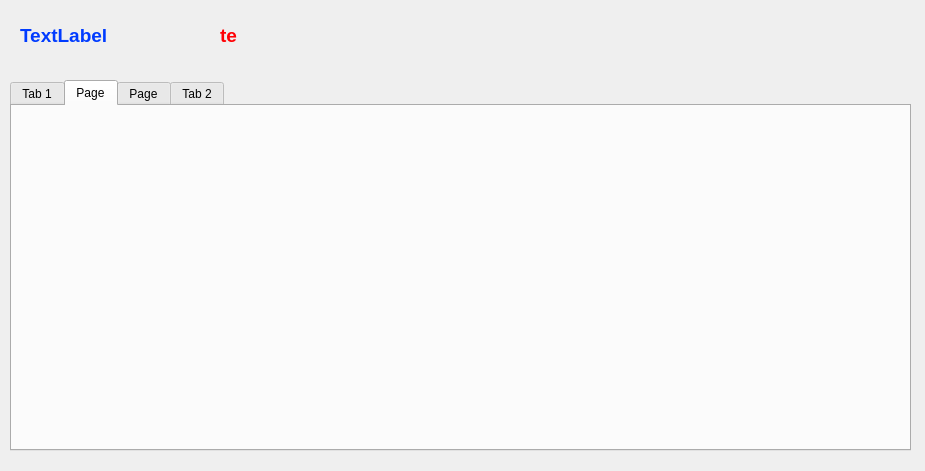
Above: my_profile.ui from mjalali/AP_project before the change. Below: the same form after it.
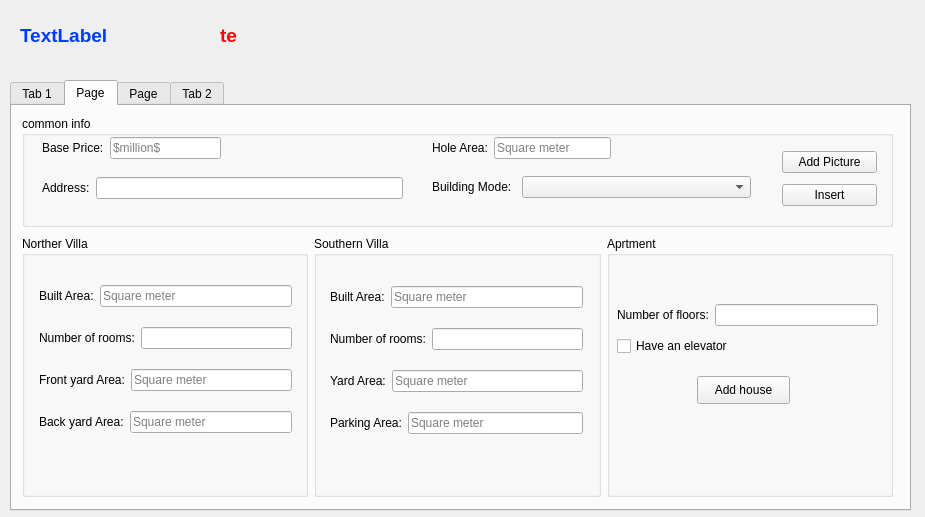
That is the form after the change.

The edit to the form file:
```diff
--- a/my_profile.ui
+++ b/my_profile.ui
@@ -7,7 +7,7 @@
     <x>0</x>
     <y>0</y>
     <width>925</width>
-    <height>471</height>
+    <height>517</height>
    </rect>
   </property>
   <property name="windowTitle">
@@ -19,7 +19,7 @@
      <x>10</x>
      <y>80</y>
      <width>901</width>
-     <height>371</height>
+     <height>431</height>
     </rect>
    </property>
    <property name="currentIndex">
@@ -269,40 +269,6 @@
            </item>
           </layout>
          </item>
-         <item>
-          <layout class="QHBoxLayout" name="horizontalLayout_4">
-           <item>
-            <widget class="QLabel" name="label">
-             <property name="font">
-              <font>
-               <pointsize>10</pointsize>
-               <weight>75</weight>
-               <bold>true</bold>
-              </font>
-             </property>
-             <property name="text">
-              <string>what are you?:</string>
-             </property>
-            </widget>
-           </item>
-           <item>
-            <widget class="QComboBox" name="comboBox_kind">
-             <property name="minimumSize">
-              <size>
-               <width>300</width>
-               <height>30</height>
-              </size>
-             </property>
-             <property name="currentIndex">
-              <number>-1</number>
-             </property>
-             <property name="modelColumn">
-              <number>0</number>
-             </property>
-            </widget>
-           </item>
-          </layout>
-         </item>
          <item>
           <layout class="QHBoxLayout" name="horizontalLayout_3">
            <item>
@@ -361,6 +327,400 @@
     <attribute name="title">
      <string>Page</string>
     </attribute>
+    <widget class="QGroupBox" name="common">
+     <property name="geometry">
+      <rect>
+       <x>10</x>
+       <y>10</y>
+       <width>871</width>
+       <height>111</height>
+      </rect>
+     </property>
+     <property name="title">
+      <string>common info</string>
+     </property>
+     <widget class="QWidget" name="">
+      <property name="geometry">
+       <rect>
+        <x>20</x>
+        <y>20</y>
+        <width>179</width>
+        <height>24</height>
+       </rect>
+      </property>
+      <layout class="QHBoxLayout" name="horizontalLayout_2">
+       <item>
+        <widget class="QLabel" name="label">
+         <property name="text">
+          <string>Base Price:</string>
+         </property>
+        </widget>
+       </item>
+       <item>
+        <widget class="QLineEdit" name="base_price_le">
+         <property name="placeholderText">
+          <string>$million$</string>
+         </property>
+        </widget>
+       </item>
+      </layout>
+     </widget>
+     <widget class="QWidget" name="layoutWidget_2">
+      <property name="geometry">
+       <rect>
+        <x>410</x>
+        <y>20</y>
+        <width>179</width>
+        <height>24</height>
+       </rect>
+      </property>
+      <layout class="QHBoxLayout" name="horizontalLayout_7">
+       <item>
+        <widget class="QLabel" name="label_6">
+         <property name="text">
+          <string>Hole Area:</string>
+         </property>
+        </widget>
+       </item>
+       <item>
+        <widget class="QLineEdit" name="hole_area_le">
+         <property name="placeholderText">
+          <string>Square meter</string>
+         </property>
+        </widget>
+       </item>
+      </layout>
+     </widget>
+     <widget class="QLabel" name="label_7">
+      <property name="geometry">
+       <rect>
+        <x>410</x>
+        <y>60</y>
+        <width>91</width>
+        <height>22</height>
+       </rect>
+      </property>
+      <property name="text">
+       <string>Building Mode:</string>
+      </property>
+     </widget>
+     <widget class="QComboBox" name="building_mode">
+      <property name="geometry">
+       <rect>
+        <x>500</x>
+        <y>60</y>
+        <width>229</width>
+        <height>22</height>
+       </rect>
+      </property>
+     </widget>
+     <widget class="QWidget" name="">
+      <property name="geometry">
+       <rect>
+        <x>20</x>
+        <y>60</y>
+        <width>361</width>
+        <height>24</height>
+       </rect>
+      </property>
+      <layout class="QHBoxLayout" name="horizontalLayout_4">
+       <item>
+        <widget class="QLabel" name="label_2">
+         <property name="text">
+          <string>Address:</string>
+         </property>
+        </widget>
+       </item>
+       <item>
+        <widget class="QLineEdit" name="address_le">
+         <property name="placeholderText">
+          <string/>
+         </property>
+        </widget>
+       </item>
+      </layout>
+     </widget>
+     <widget class="QWidget" name="">
+      <property name="geometry">
+       <rect>
+        <x>760</x>
+        <y>30</y>
+        <width>95</width>
+        <height>65</height>
+       </rect>
+      </property>
+      <layout class="QVBoxLayout" name="verticalLayout_6">
+       <item>
+        <widget class="QPushButton" name="add_picture">
+         <property name="text">
+          <string>Add Picture</string>
+         </property>
+        </widget>
+       </item>
+       <item>
+        <widget class="QPushButton" name="Insert">
+         <property name="text">
+          <string>Insert</string>
+         </property>
+        </widget>
+       </item>
+      </layout>
+     </widget>
+    </widget>
+    <widget class="QWidget" name="">
+     <property name="geometry">
+      <rect>
+       <x>10</x>
+       <y>130</y>
+       <width>871</width>
+       <height>261</height>
+      </rect>
+     </property>
+     <layout class="QHBoxLayout" name="horizontalLayout_8">
+      <item>
+       <widget class="QGroupBox" name="n_villa_gp">
+        <property name="title">
+         <string>Norther Villa</string>
+        </property>
+        <widget class="QWidget" name="">
+         <property name="geometry">
+          <rect>
+           <x>17</x>
+           <y>35</y>
+           <width>253</width>
+           <height>180</height>
+          </rect>
+         </property>
+         <layout class="QVBoxLayout" name="verticalLayout">
+          <item>
+           <layout class="QHBoxLayout" name="horizontalLayout_9">
+            <item>
+             <widget class="QLabel" name="label_8">
+              <property name="text">
+               <string>Built Area:</string>
+              </property>
+             </widget>
+            </item>
+            <item>
+             <widget class="QLineEdit" name="built_area_notrh">
+              <property name="placeholderText">
+               <string>Square meter</string>
+              </property>
+             </widget>
+            </item>
+           </layout>
+          </item>
+          <item>
+           <layout class="QHBoxLayout" name="horizontalLayout_11">
+            <item>
+             <widget class="QLabel" name="label_10">
+              <property name="text">
+               <string>Number of rooms:</string>
+              </property>
+             </widget>
+            </item>
+            <item>
+             <widget class="QLineEdit" name="rooms_north">
+              <property name="placeholderText">
+               <string/>
+              </property>
+             </widget>
+            </item>
+           </layout>
+          </item>
+          <item>
+           <layout class="QHBoxLayout" name="horizontalLayout_13">
+            <item>
+             <widget class="QLabel" name="label_12">
+              <property name="text">
+               <string>Front yard Area:</string>
+              </property>
+             </widget>
+            </item>
+            <item>
+             <widget class="QLineEdit" name="front_area_north">
+              <property name="placeholderText">
+               <string>Square meter</string>
+              </property>
+             </widget>
+            </item>
+           </layout>
+          </item>
+          <item>
+           <layout class="QHBoxLayout" name="horizontalLayout_14">
+            <item>
+             <widget class="QLabel" name="label_13">
+              <property name="text">
+               <string>Back yard Area:</string>
+              </property>
+             </widget>
+            </item>
+            <item>
+             <widget class="QLineEdit" name="back_area_north">
+              <property name="placeholderText">
+               <string>Square meter</string>
+              </property>
+             </widget>
+            </item>
+           </layout>
+          </item>
+         </layout>
+        </widget>
+       </widget>
+      </item>
+      <item>
+       <widget class="QGroupBox" name="s_villa_gp">
+        <property name="title">
+         <string>Southern Villa</string>
+        </property>
+        <widget class="QWidget" name="">
+         <property name="geometry">
+          <rect>
+           <x>16</x>
+           <y>36</y>
+           <width>253</width>
+           <height>180</height>
+          </rect>
+         </property>
+         <layout class="QVBoxLayout" name="verticalLayout_4">
+          <item>
+           <layout class="QHBoxLayout" name="horizontalLayout_10">
+            <item>
+             <widget class="QLabel" name="label_9">
+              <property name="text">
+               <string>Built Area:</string>
+              </property>
+             </widget>
+            </item>
+            <item>
+             <widget class="QLineEdit" name="built_area_south">
+              <property name="placeholderText">
+               <string>Square meter</string>
+              </property>
+             </widget>
+            </item>
+           </layout>
+          </item>
+          <item>
+           <layout class="QHBoxLayout" name="horizontalLayout_12">
+            <item>
+             <widget class="QLabel" name="label_11">
+              <property name="text">
+               <string>Number of rooms:</string>
+              </property>
+             </widget>
+            </item>
+            <item>
+             <widget class="QLineEdit" name="rooms_south">
+              <property name="placeholderText">
+               <string/>
+              </property>
+             </widget>
+            </item>
+           </layout>
+          </item>
+          <item>
+           <layout class="QHBoxLayout" name="horizontalLayout_15">
+            <item>
+             <widget class="QLabel" name="label_14">
+              <property name="text">
+               <string>Yard Area:</string>
+              </property>
+             </widget>
+            </item>
+            <item>
+             <widget class="QLineEdit" name="yard_area_south">
+              <property name="placeholderText">
+               <string>Square meter</string>
+              </property>
+             </widget>
+            </item>
+           </layout>
+          </item>
+          <item>
+           <layout class="QHBoxLayout" name="horizontalLayout_16">
+            <item>
+             <widget class="QLabel" name="label_15">
+              <property name="text">
+               <string>Parking Area:</string>
+              </property>
+             </widget>
+            </item>
+            <item>
+             <widget class="QLineEdit" name="parking_area_south">
+              <property name="placeholderText">
+               <string>Square meter</string>
+              </property>
+             </widget>
+            </item>
+           </layout>
+          </item>
+         </layout>
+        </widget>
+       </widget>
+      </item>
+      <item>
+       <widget class="QGroupBox" name="apartment_gp">
+        <property name="enabled">
+         <bool>true</bool>
+        </property>
+        <property name="title">
+         <string>Aprtment</string>
+        </property>
+        <widget class="QPushButton" name="add_house_pb">
+         <property name="geometry">
+          <rect>
+           <x>90</x>
+           <y>140</y>
+           <width>93</width>
+           <height>28</height>
+          </rect>
+         </property>
+         <property name="text">
+          <string>Add house</string>
+         </property>
+        </widget>
+        <widget class="QWidget" name="">
+         <property name="geometry">
+          <rect>
+           <x>10</x>
+           <y>64</y>
+           <width>261</width>
+           <height>60</height>
+          </rect>
+         </property>
+         <layout class="QVBoxLayout" name="verticalLayout_5">
+          <item>
+           <layout class="QHBoxLayout" name="horizontalLayout_18">
+            <item>
+             <widget class="QLabel" name="label_17">
+              <property name="text">
+               <string>Number of floors:</string>
+              </property>
+             </widget>
+            </item>
+            <item>
+             <widget class="QLineEdit" name="floors_ap">
+              <property name="placeholderText">
+               <string/>
+              </property>
+             </widget>
+            </item>
+           </layout>
+          </item>
+          <item>
+           <widget class="QCheckBox" name="have_elevator">
+            <property name="text">
+             <string>Have an elevator</string>
+            </property>
+           </widget>
+          </item>
+         </layout>
+        </widget>
+       </widget>
+      </item>
+     </layout>
+    </widget>
    </widget>
    <widget class="QWidget" name="tab_3">
     <attribute name="title">
```
Left out of the diff: 44 changed lines with no effect on the pictures.
